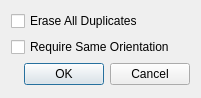
The window that Lab/demo/Lab/Plugins/PMP/Repair_soup.ui (CGAL/cgal-public-dev) describes before a commit, drawn with Qt 5.
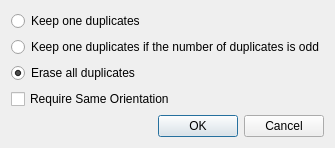
The same window after the commit.

Commit message: Give keep one if odd option of repair_polygon_soup in CGALLab

The edit to the form file:
```diff
--- a/Lab/demo/Lab/Plugins/PMP/Repair_soup.ui
+++ b/Lab/demo/Lab/Plugins/PMP/Repair_soup.ui
@@ -17,12 +17,35 @@
    <item>
     <layout class="QVBoxLayout" name="verticalLayout">
      <item>
-      <widget class="QCheckBox" name="eadCheckbox">
+      <widget class="QRadioButton" name="keepOneRadio">
+       <property name="text">
+        <string>Keep one duplicates</string>
+       </property>
        <property name="toolTip">
         <string>&lt;html&gt;&lt;head/&gt;&lt;body&gt;&lt;p&gt;Indicate, when multiple polygons are duplicates, whether all the duplicate polygons should be removed or if one (arbitrarily chosen) face should be kept.&lt;/p&gt;&lt;/body&gt;&lt;/html&gt;</string>
        </property>
+      </widget>
+     </item>
+     <item>
+      <widget class="QRadioButton" name="keepOneIfOddRadio">
        <property name="text">
-        <string>Erase All Duplicates</string>
+        <string>Keep one duplicates if the number of duplicates is odd</string>
+       </property>
+       <property name="toolTip">
+        <string>&lt;html&gt;&lt;head/&gt;&lt;body&gt;&lt;p&gt;Indicate, when multiple polygons are duplicates, to keep one of the duplicate polygons if their number is odd.&lt;/p&gt;&lt;/body&gt;&lt;/html&gt;</string>
+       </property>
+      </widget>
+     </item>
+     <item>
+      <widget class="QRadioButton" name="eraseAllRadio">
+       <property name="text">
+        <string>Erase all duplicates</string>
+       </property>
+       <property name="toolTip">
+        <string>&lt;html&gt;&lt;head/&gt;&lt;body&gt;&lt;p&gt;Indicate, when multiple polygons are duplicates, to remove all the duplicate polygons.&lt;/p&gt;&lt;/body&gt;&lt;/html&gt;</string>
+       </property>
+       <property name="checked">
+        <bool>true</bool>
        </property>
       </widget>
      </item>
```
Left out of the diff: 2 changed lines with no effect on the pictures. The commit also changes 4 other files.
